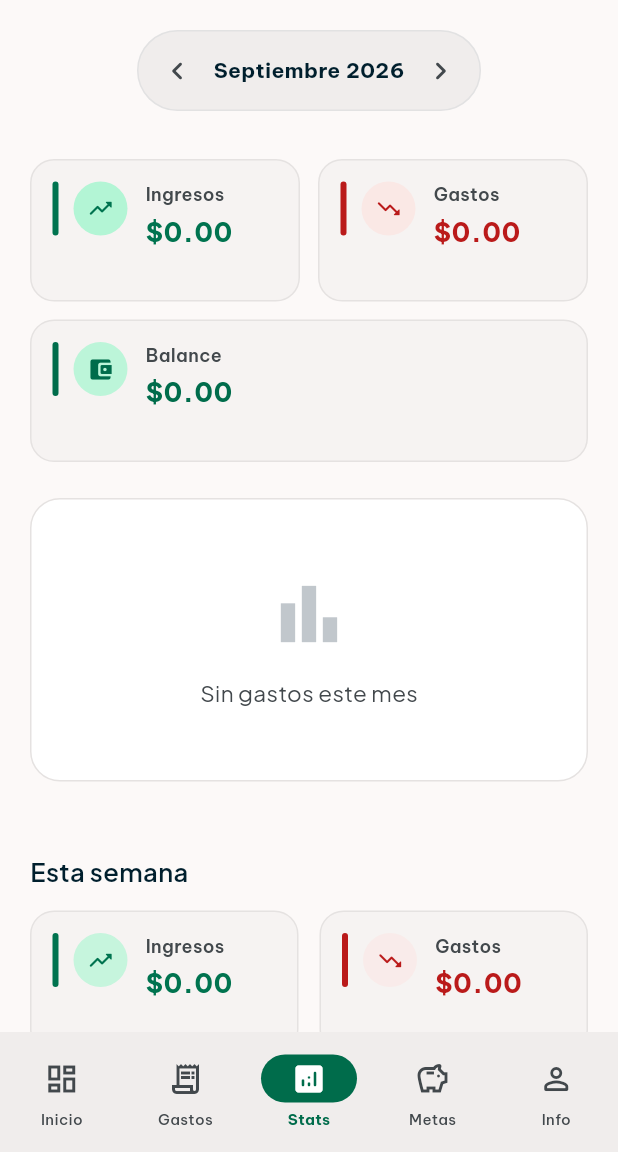
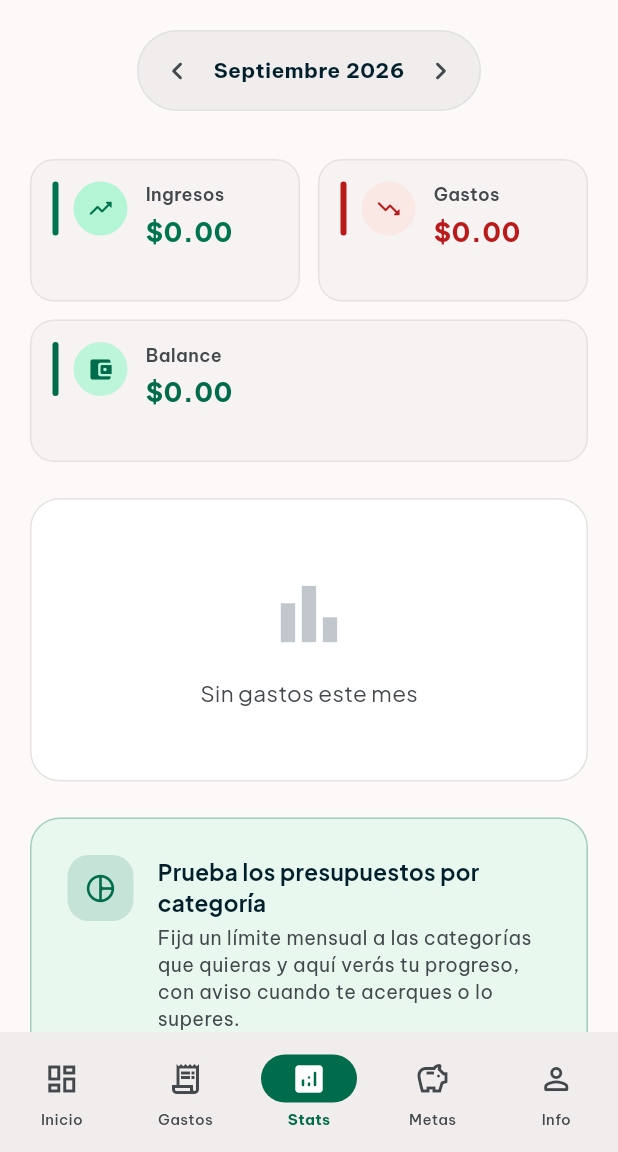
Before and after one commit to Ericknvp/monedo, a Flutter app: the screen it shows once a user with an empty profile is signed in, item 3 of the bottom bar chosen, on a phone screen of 412 x 824 dp, the part 84-1236 px from its top. Run offline on Flutter 3.47's test engine with Material 3 defaults, Android fonts, the phone set to English and light mode, and no system bars; our stand-ins replace cloud_firestore, firebase_auth, firebase_core, fl_chart, google_fonts, pdf and 2 more; missing offline and left inert: dart:html, excel; accounts and stored records are empty.

Commit message:
Botón de agregar límites por categorías en la sección de estadísticas

```diff
--- a/lib/screens/statistics_screen.dart
+++ b/lib/screens/statistics_screen.dart
@@ -10,6 +10,7 @@ import '../theme/app_theme.dart';
 import '../utils/currency_formatter.dart';
 import '../utils/category_colors.dart';
 import '../utils/category_icons.dart';
+import 'budgets_screen.dart';
 
 class StatisticsScreen extends StatefulWidget {
   const StatisticsScreen({super.key});
@@ -338,12 +339,82 @@ class _StatisticsScreenState extends State<StatisticsScreen> {
     );
   }
 
+  // Nadie tiene presupuestos configurados todavía: en vez de ocultar la
+  // sección, recomienda la función para que la gente sepa que existe.
+  Widget _buildBudgetsPromoCard() {
+    return Container(
+      width: double.infinity,
+      padding: const EdgeInsets.all(24),
+      decoration: BoxDecoration(
+        color: AppTheme.secondaryContainer.withOpacity(0.2),
+        borderRadius: BorderRadius.circular(20),
+        border: Border.all(color: AppTheme.secondary.withOpacity(0.3)),
+      ),
+      child: Row(
+        crossAxisAlignment: CrossAxisAlignment.start,
+        children: [
+          Container(
+            width: 44,
+            height: 44,
+            decoration: BoxDecoration(
+              color: AppTheme.secondary.withOpacity(0.15),
+              borderRadius: BorderRadius.circular(14),
+            ),
+            child: const Icon(Icons.pie_chart_outline_rounded,
+                color: AppTheme.secondary, size: 22),
+          ),
+          const SizedBox(width: 16),
+          Expanded(
+            child: Column(
+              crossAxisAlignment: CrossAxisAlignment.start,
+              children: [
+                Text(
+                  'Prueba los presupuestos por categoría',
+                  style: GoogleFonts.plusJakartaSans(
+                    color: AppTheme.primary,
+                    fontSize: 15,
+                    fontWeight: FontWeight.w700,
+                  ),
+                ),
+                const SizedBox(height: 4),
+                Text(
+                  'Fija un límite mensual a las categorías que quieras y aquí verás tu progreso, con aviso cuando te acerques o lo superes.',
+                  style: GoogleFonts.beVietnamPro(
+                    color: AppTheme.onSurfaceVariant,
+                    fontSize: 13,
+                    height: 1.4,
+                  ),
+                ),
+                const SizedBox(height: 14),
+                ElevatedButton.icon(
+                  onPressed: () => openBudgetsScreen(context),
+                  icon: const Icon(Icons.add_circle_outline_rounded, size: 17),
+                  label: const Text('Configurar presupuestos'),
+                  style: ElevatedButton.styleFrom(
+                    backgroundColor: AppTheme.secondary,
+                    foregroundColor: Colors.white,
+                    shape: const StadiumBorder(),
+                    padding:
+                        const EdgeInsets.symmetric(horizontal: 20, vertical: 12),
+                    elevation: 0,
+                    textStyle: GoogleFonts.beVietnamPro(
+                        fontSize: 13, fontWeight: FontWeight.w600),
+                  ),
+                ),
+              ],
+            ),
+          ),
+        ],
+      ),
+    );
+  }
+
   Widget _buildBudgetsCard(String userId, Map<String, double> categoryData) {
     return StreamBuilder<List<BudgetModel>>(
       stream: _budgetService.getBudgets(userId),
       builder: (context, snap) {
         final budgets = snap.data ?? [];
-        if (budgets.isEmpty) return const SizedBox.shrink();
+        if (budgets.isEmpty) return _buildBudgetsPromoCard();
 
         return Container(
           width: double.infinity,
```
